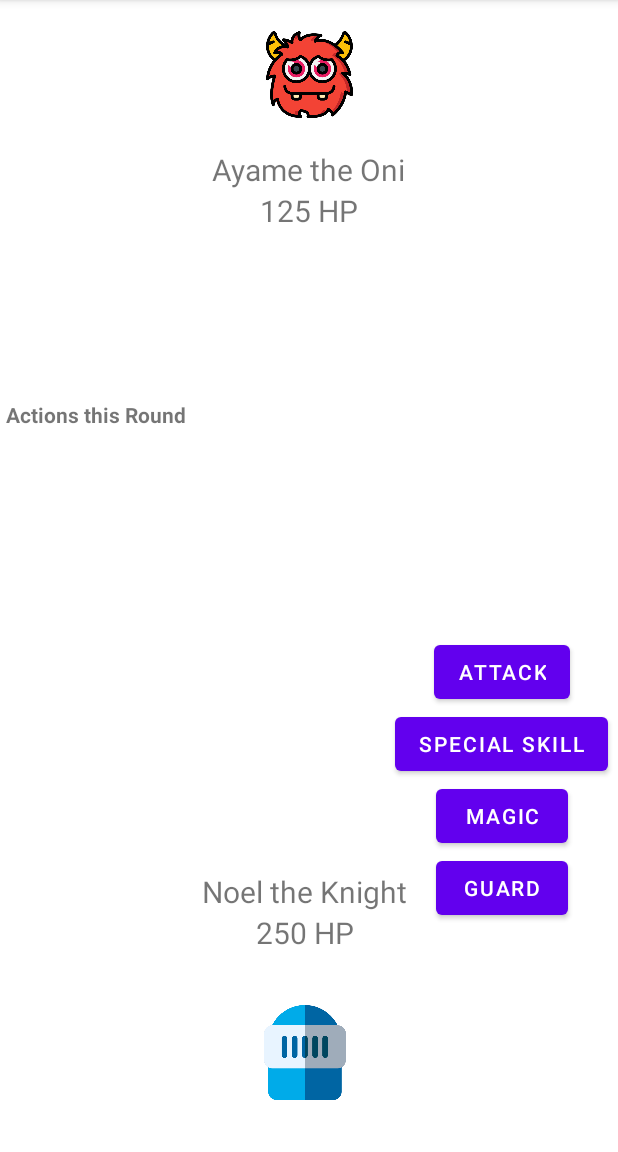
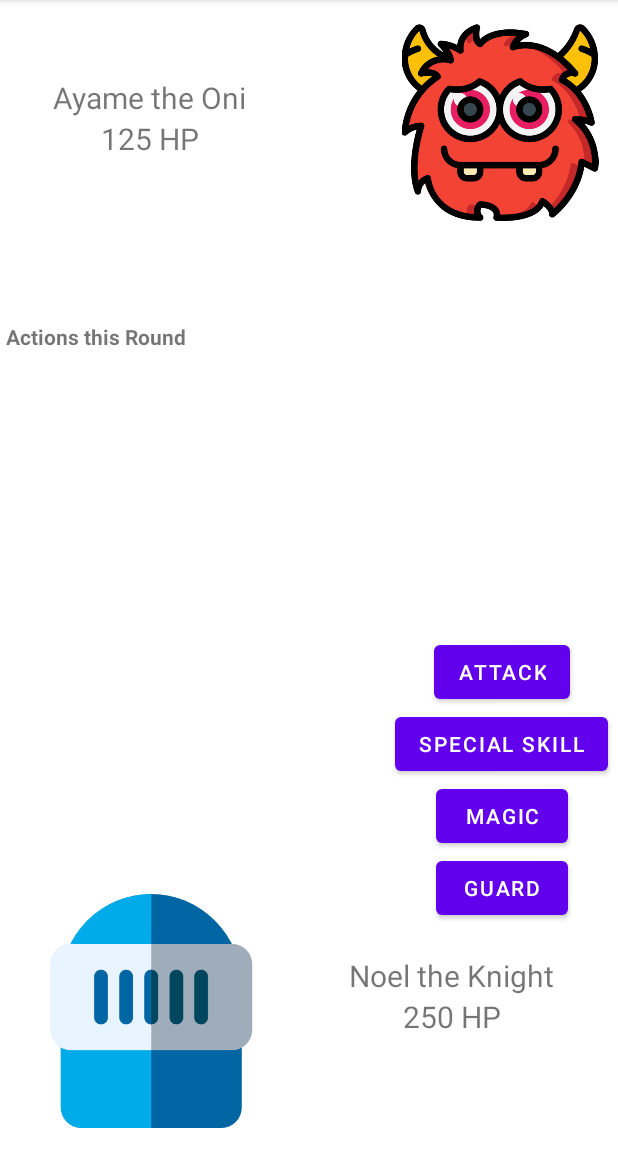
Before and after one commit to ebao0317/Turn-Based-Drawing-RPG, an Android app: the screen it shows after launch (MainActivity), after a tap on "WARRIOR", on a phone screen of 412 x 824 dp, the part 84-1236 px from its top. Run offline under Robolectric (Android 15) with nearby library versions, the phone set to English and light mode, and no system bars; pictures from the network do not load.

Commit message:
tried addressing the too small image by reformatting the activity_main.xml

```diff
--- a/app/src/main/java/com/example/basic_tbb/MainActivity.java
+++ b/app/src/main/java/com/example/basic_tbb/MainActivity.java
@@ -330,7 +330,7 @@ public class MainActivity extends AppCompatActivity {
             specialButton.setEnabled(false);
             magicButton.setEnabled(false);
             guardButton.setEnabled(false);
-            actionInfo.setText(winner + " has won this time!");
+            actionInfo.append("\n" + winner + " has won this time!");
         }
     }
     public void chooseMonster() {
--- a/app/src/main/res/layout/activity_main.xml
+++ b/app/src/main/res/layout/activity_main.xml
@@ -13,10 +13,11 @@
         android:text="Monster Name"
         android:textSize="20sp"
         app:layout_constraintBottom_toBottomOf="parent"
+        app:layout_constraintHorizontal_bias="0.125"
         app:layout_constraintLeft_toLeftOf="parent"
         app:layout_constraintRight_toRightOf="parent"
         app:layout_constraintTop_toTopOf="parent"
-        app:layout_constraintVertical_bias="0.134" />
+        app:layout_constraintVertical_bias="0.069" />
 
     <TextView
         android:id="@+id/monsterHP"
@@ -35,11 +36,11 @@
         android:text="Hero Name"
         android:textSize="20sp"
         app:layout_constraintBottom_toBottomOf="parent"
-        app:layout_constraintHorizontal_bias="0.488"
+        app:layout_constraintHorizontal_bias="0.844"
         app:layout_constraintLeft_toLeftOf="parent"
         app:layout_constraintRight_toRightOf="parent"
         app:layout_constraintTop_toTopOf="parent"
-        app:layout_constraintVertical_bias="0.784" />
+        app:layout_constraintVertical_bias="0.86" />
 
     <TextView
         android:id="@+id/heroHP"
@@ -95,8 +96,7 @@
         android:layout_width="237dp"
         android:layout_height="377dp"
         android:layout_marginStart="4dp"
-        android:layout_marginLeft="4dp"
-        android:layout_marginBottom="124dp"
+        android:layout_marginBottom="176dp"
         android:text="Actions this Round"
         android:textSize="14sp"
         android:textStyle="bold"
@@ -105,22 +105,23 @@
 
     <ImageView
         android:id="@+id/imageView"
-        android:layout_width="91dp"
-        android:layout_height="58dp"
-        app:layout_constraintBottom_toTopOf="@+id/monsterName"
-        app:layout_constraintEnd_toEndOf="@+id/monsterName"
-        app:layout_constraintStart_toStartOf="@+id/monsterName"
+        android:layout_width="133dp"
+        android:layout_height="131dp"
+        android:layout_marginTop="16dp"
+        android:layout_marginEnd="12dp"
+        app:layout_constraintEnd_toEndOf="parent"
         app:layout_constraintTop_toTopOf="parent"
         app:srcCompat="@drawable/monster" />
 
     <ImageView
         android:id="@+id/imageView2"
-        android:layout_width="92dp"
-        android:layout_height="63dp"
+        android:layout_width="202dp"
+        android:layout_height="156dp"
+        android:layout_marginBottom="16dp"
         app:layout_constraintBottom_toBottomOf="parent"
-        app:layout_constraintEnd_toEndOf="@+id/heroHP"
-        app:layout_constraintStart_toStartOf="@+id/heroHP"
-        app:layout_constraintTop_toBottomOf="@+id/heroHP"
+        app:layout_constraintEnd_toStartOf="@+id/heroName"
+        app:layout_constraintHorizontal_bias="0.0"
+        app:layout_constraintStart_toStartOf="parent"
         app:srcCompat="@drawable/warrior" />
 
 </androidx.constraintlayout.widget.ConstraintLayout>
```
Also changed, not shown: app/src/main/java/com/example/basic_tbb/CanvasExporter.java (+9 -0 lines), app/src/main/java/com/example/basic_tbb/Draw.java (+7 -0 lines), app/src/main/java/com/example/basic_tbb/PaintActivity.java (+8 -0 lines), app/src/main/java/com/example/basic_tbb/StorageRationaleDialog.java (+10 -0 lines).
